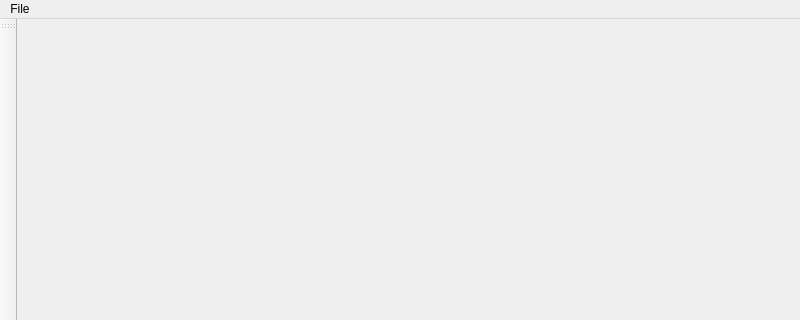
Above: plugin/vectorindicatorsboard.ui from eugesh/GraphPlugin before the change; both pictures show x 0 to 800 and y 0 to 320 of the 800 by 600 pixel window. Below: the same form after it.
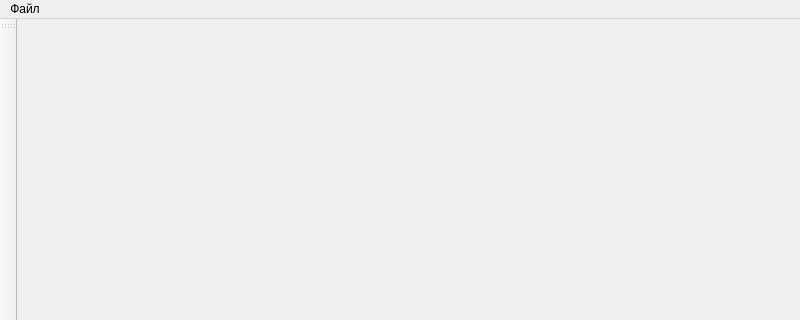
That is the form after the change.

Commit message: Русификация

```diff
--- a/plugin/vectorindicatorsboard.ui
+++ b/plugin/vectorindicatorsboard.ui
@@ -25,7 +25,7 @@
    </property>
    <widget class="QMenu" name="menuJSON">
     <property name="title">
-     <string>File</string>
+     <string>Файл</string>
     </property>
     <addaction name="actionSaveJson"/>
     <addaction name="actionRemoveJson"/>
```
